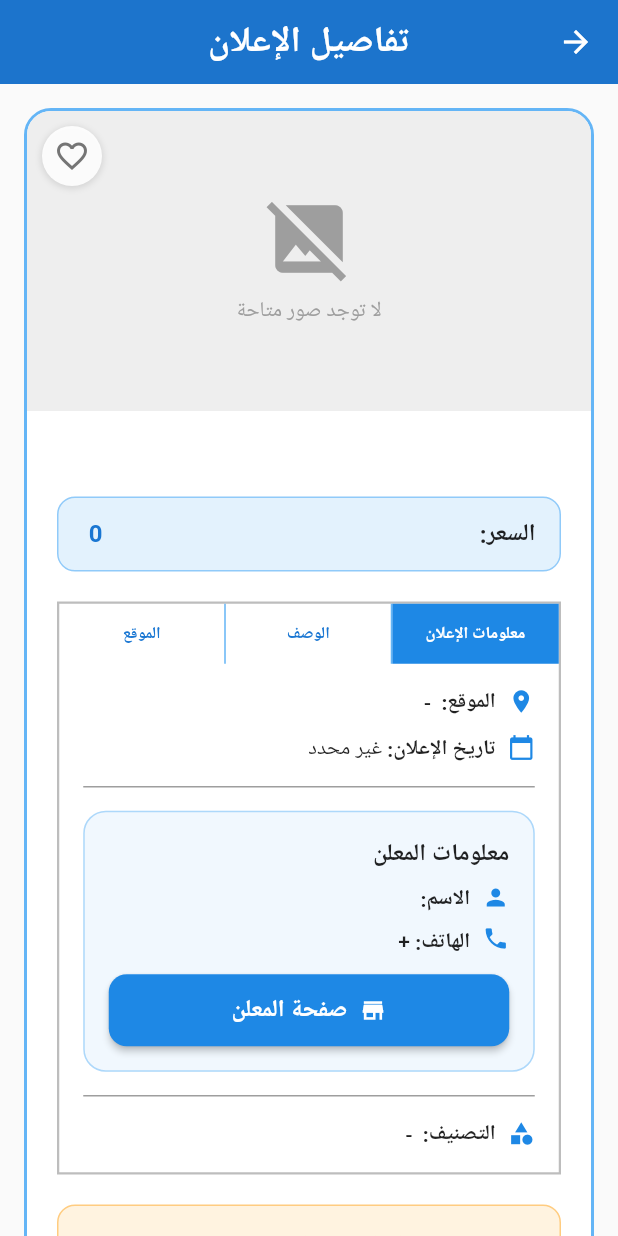
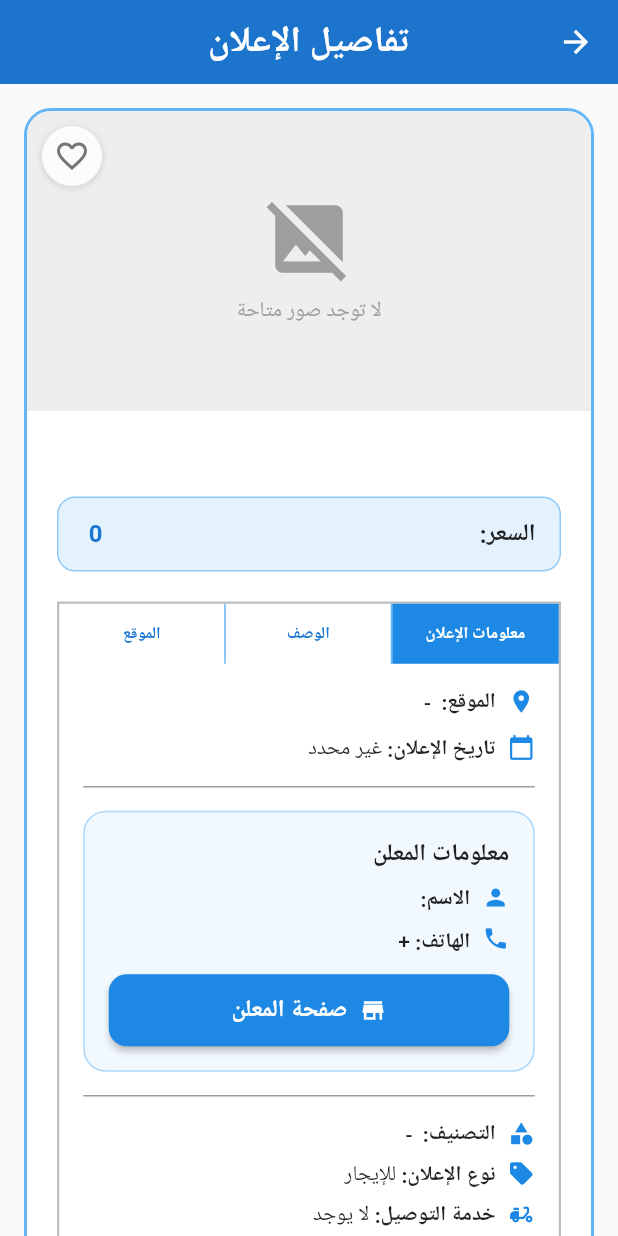
Before and after one commit to hashembadawi/forsa, a Flutter app: the AdDetailsScreen screen opened directly with empty values, on a phone screen of 412 x 824 dp. Run offline on Flutter 3.47's test engine with Material 3 defaults, Android fonts, the phone set to English and light mode, and no system bars; our stand-ins replace connectivity_plus, flutter_image_compress, geolocator, google_fonts, google_maps_flutter, image_picker and 2 more; accounts and stored records are empty; network calls fail; Roboto replaces fonts that are missing (Cairo).

Commit message:
feat: Add forSale and deliveryService properties to AdModel and update AdDetailsScreen for display

```diff
--- a/lib/screens/ad_details_screen.dart
+++ b/lib/screens/ad_details_screen.dart
@@ -32,6 +32,8 @@ class AdModel {
   final String? createDate;
   final List<String>? images;
   final LocationModel? location;
+  final bool? forSale;
+  final bool? deliveryService;
 
   AdModel({
     this.id,
@@ -51,6 +53,8 @@ class AdModel {
     this.createDate,
     this.images,
     this.location,
+    this.forSale,
+    this.deliveryService,
   });
 
   factory AdModel.fromJson(Map<String, dynamic> json) {
@@ -72,6 +76,8 @@ class AdModel {
       createDate: json['createDate'],
       images: json['images'] is List ? List<String>.from(json['images']) : null,
       location: json['location'] != null ? LocationModel.fromJson(json['location']) : null,
+      forSale: json['forSale'],
+      deliveryService: json['deliveryService'],
     );
   }
 }
@@ -530,6 +536,18 @@ class _AdDetailsScreenState extends State<AdDetailsScreen> with AutomaticKeepAli
         _buildAdvertiserInfo(),
         const Divider(height: 32, thickness: 1, color: Colors.grey),
         _buildCategoryInfo(),
+        const SizedBox(height: 8),
+        _buildInfoRow(
+          Icons.sell,
+          'نوع الإعلان',
+          _adModel.forSale == true ? 'للبيع' : 'للإيجار',
+        ),
+        const SizedBox(height: 8),
+        _buildInfoRow(
+          Icons.delivery_dining,
+          'خدمة التوصيل',
+          (_adModel.deliveryService == true) ? 'يوجد' : 'لا يوجد',
+        ),
       ],
     );
   }
--- a/lib/screens/home_screen.dart
+++ b/lib/screens/home_screen.dart
@@ -36,6 +36,7 @@ class AdModel {
   final Map<String, dynamic>? location;
   final bool? isSpecial;
   final bool? forSale;
+  final bool? deliveryService;
 
   AdModel({
     this.id,
@@ -57,6 +58,7 @@ class AdModel {
     this.location,
     this.isSpecial,
     this.forSale,
+    this.deliveryService,
   });
 
   factory AdModel.fromJson(Map<String, dynamic> json) {
@@ -80,6 +82,7 @@ class AdModel {
       location: json['location'] is Map<String, dynamic> ? json['location'] : null,
       isSpecial: json['isSpecial'] ?? false, // Default to false if not present
       forSale: json['forSale'] ?? false, // Default to false if not present
+      deliveryService: json['deliveryService'] ?? false, // Default to false if not present
     );
   }
 
@@ -102,6 +105,9 @@ class AdModel {
       'createDate': createDate,
       'images': images,
       'location': location,
+      'isSpecial': isSpecial,
+      'forSale': forSale,
+      'deliveryService': deliveryService,
     };
   }
 }
```
